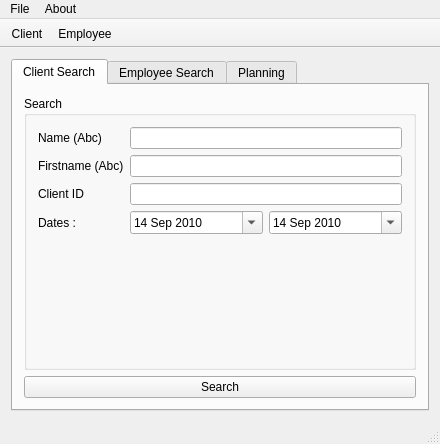
Qt form mainwindow.ui (mariedegen/QtProject) before a commit.
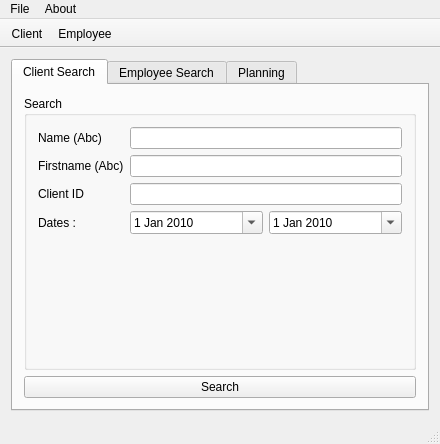
The same form after that commit. The open tabs and pages were chosen to show the change. Icons and pictures are not drawn.

```diff
--- a/mainwindow.ui
+++ b/mainwindow.ui
@@ -111,12 +111,12 @@
               <widget class="QDateEdit" name="search_date1">
                <property name="dateTime">
                 <datetime>
-                 <hour>0</hour>
+                 <hour>8</hour>
                  <minute>0</minute>
                  <second>0</second>
                  <year>2010</year>
-                 <month>9</month>
-                 <day>14</day>
+                 <month>1</month>
+                 <day>1</day>
                 </datetime>
                </property>
                <property name="maximumDateTime">
@@ -148,12 +148,12 @@
               <widget class="QDateEdit" name="search_date2">
                <property name="dateTime">
                 <datetime>
-                 <hour>0</hour>
+                 <hour>8</hour>
                  <minute>0</minute>
                  <second>0</second>
                  <year>2010</year>
-                 <month>9</month>
-                 <day>14</day>
+                 <month>1</month>
+                 <day>1</day>
                 </datetime>
                </property>
                <property name="maximumDateTime">
```
Left out of the diff: 2 changed lines with no effect on the pictures.
